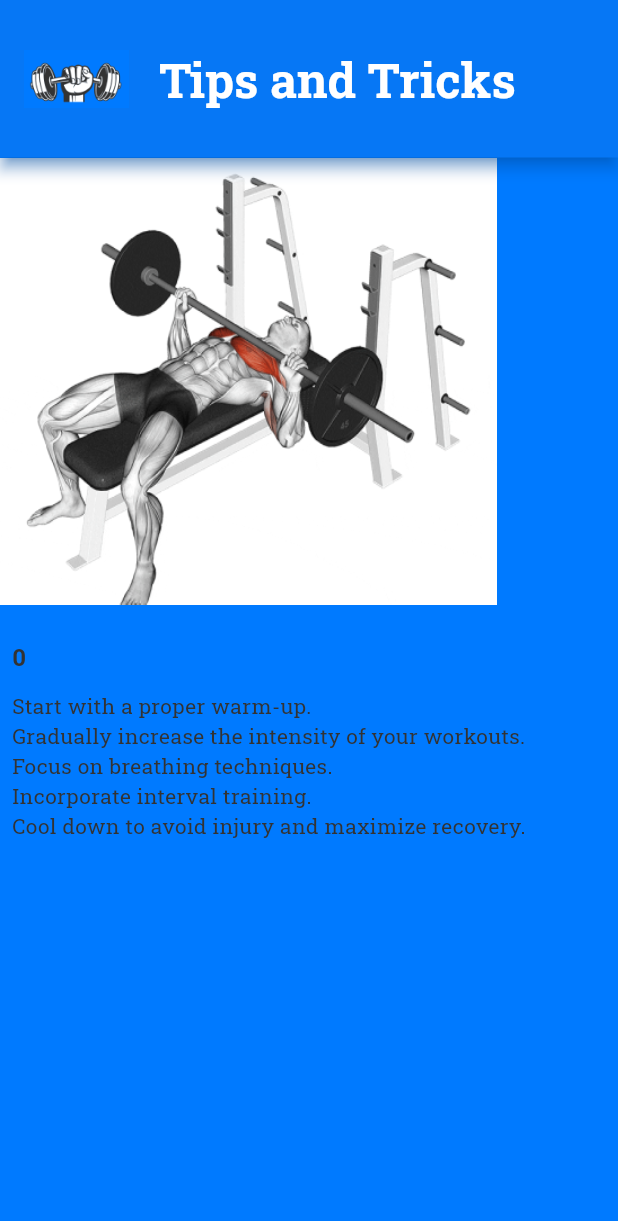
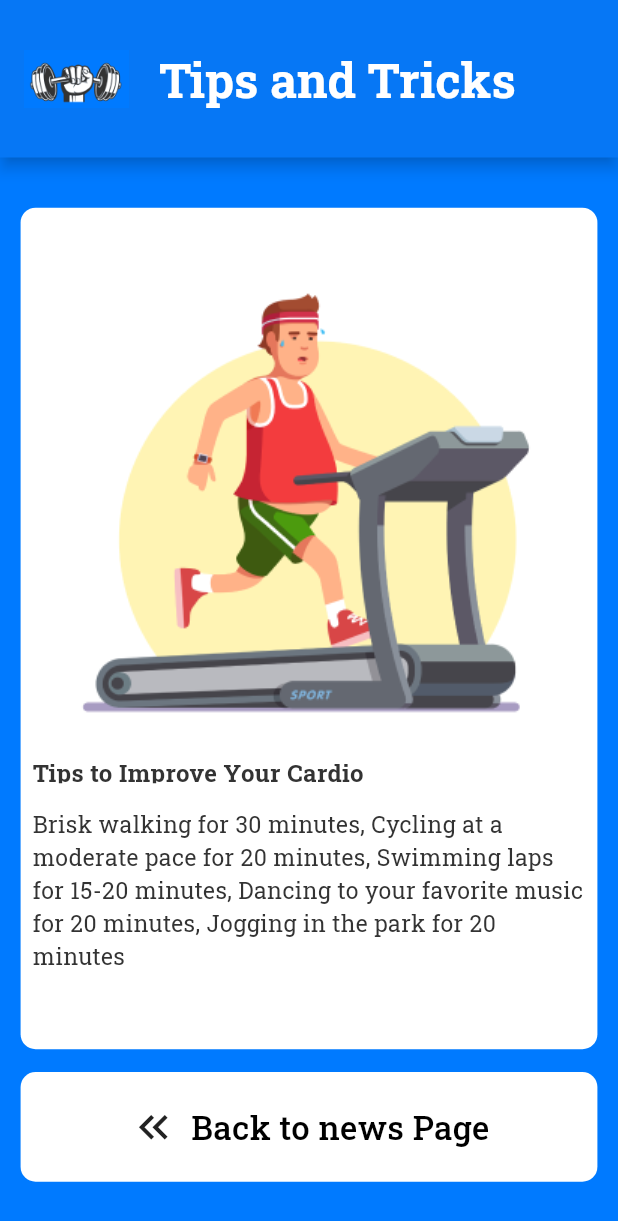
Before and after one commit to ahmedjr5050/Gym, a Flutter app: the NewsScreenView screen opened directly with empty values, after a tap on an icon or button, on a phone screen of 412 x 824 dp. Shown: the top 1221 px of the screen. Run offline on Flutter 3.47's test engine with Material 3 defaults, Android fonts, the phone set to English and light mode, and no system bars; our stand-ins replace bloc, cloud_firestore, dartz, dio, equatable, firebase_auth and 8 more; accounts and stored records are empty; project files that could hold a hidden picture were left out.

Commit message:
cardio done

```diff
--- a/lib/features/profile/presention/view/widgets/cardio_body.dart
+++ b/lib/features/profile/presention/view/widgets/cardio_body.dart
@@ -1,128 +1,129 @@
-import 'dart:developer';
-
 import 'package:fitflow/core/utils/app_images.dart';
 import 'package:fitflow/core/utils/app_text_style.dart';
-import 'package:fitflow/features/profile/domain/models/entities.dart';
+import 'package:fitflow/features/profile/presention/view/widgets/couston_conatiner_data_excerices.dart';
 import 'package:fitflow/features/profile/presention/view/widgets/customappbar.dart';
+import 'package:fitflow/features/profile/presention/view/widgets/data_loader.dart';
 import 'package:flutter/material.dart';
 import 'package:flutter_screenutil/flutter_screenutil.dart';
-import 'dart:convert';
-import 'package:flutter/services.dart' as rootBundle;
 
 class CardioExercises extends StatelessWidget {
-  const CardioExercises({super.key, required this.fitnessData});
-  final FitnessData fitnessData;
+  const CardioExercises({
+    Key? key,
+    required this.title,
+    required this.predictedDiet,
+    required this.excerciesname,
+    required this.imageassets,
+  }) : super(key: key);
+
+  final String title;
+  final String predictedDiet;
+  final String excerciesname;
+  final String imageassets;
 
   @override
   Widget build(BuildContext context) {
     return Scaffold(
       appBar: CustomAppBar(
         imagePath: Assets.imagesFitFlowlogo,
-        titleText: 'Tips and Tricks',
+        titleText: title,
       ),
       body: FutureBuilder<Map<String, dynamic>>(
         future: DataLoader().loadData(),
         builder: (context, snapshot) {
           if (snapshot.connectionState == ConnectionState.waiting) {
-            return Center(child: CircularProgressIndicator());
+            return const Center(child: CircularProgressIndicator());
           } else if (snapshot.hasError) {
             return Center(child: Text('Error: ${snapshot.error}'));
           } else if (snapshot.hasData) {
             Map<String, dynamic> data = snapshot.data!;
-            log(fitnessData.predictedDiet.toString());
-
-            // Access vegetables from the predicted diet
-            var diet = data['diets'][fitnessData.predictedDiet.toString()]
-                ['vegetables'];
+            var diet = data[excerciesname]?[predictedDiet];
 
             if (diet != null) {
-              log(diet.toString());
-
-              // Join the list items into a single string with commas
-              String vegetables = diet.join(', ');
+              // معالجة أنواع البيانات المختلفة
+              String vegetables;
+              if (diet is String) {
+                vegetables = diet; // إذا كانت نص
+              } else if (diet is List) {
+                vegetables = diet.join(', '); // إذا كانت قائمة
+              } else if (diet is Map) {
+                vegetables = diet.entries
+                    .map((entry) => '${entry.key}: ${entry.value}')
+                    .join(', '); // إذا كانت خريطة
+              } else {
+                vegetables = 'Invalid data format'; // إذا كان نوع غير متوقع
+              }
 
               return Column(
                 children: [
-                  containerData(fitnessData: fitnessData)
-                  // Other UI elements here...
+                  SizedBox(height: 33.h),
+                  Align(
+                    alignment: Alignment.center,
+                    child: Container(
+                      width: 350.w,
+                      height: 561,
+                      decoration: BoxDecoration(
+                        color: Colors.white,
+                        borderRadius: BorderRadius.circular(10),
+                      ),
+                      child: Center(
+                        child: ContainerData(
+                          diet: vegetables,
+                          imageassets: imageassets,
+                        ),
+                      ),
+                    ),
+                  ),
+                  SizedBox(height: 15.h),
+                  const BackButtonWidget(),
                 ],
               );
             } else {
-              return Center(child: Text('No vegetables listed.'));
+              return const Center(child: Text('No data available.'));
             }
           }
-          return Center(child: CircularProgressIndicator());
+          return const Center(child: CircularProgressIndicator());
         },
       ),
     );
   }
 }
 
-class containerData extends StatelessWidget {
-  const containerData({
+class BackButtonWidget extends StatelessWidget {
+  const BackButtonWidget({
     super.key,
-    required this.fitnessData,
   });
-  final FitnessData fitnessData;
 
   @override
   Widget build(BuildContext context) {
-    return Column(
-      mainAxisSize: MainAxisSize.min,
-      mainAxisAlignment: MainAxisAlignment.start,
-      crossAxisAlignment: CrossAxisAlignment.start,
-      children: [
-        Container(
-          width: 331,
-          height: 298,
-          decoration: BoxDecoration(
-            image: DecorationImage(
-              image: AssetImage(Assets.imagesChest),
-              fit: BoxFit.fill,
+    return GestureDetector(
+      onTap: () {
+        Navigator.pop(context);
+      },
+      child: Container(
+        height: 72.h,
+        width: 350.w,
+        decoration: BoxDecoration(
+          color: Colors.white,
+          borderRadius: BorderRadius.circular(10),
+        ),
+        child: Row(
+          mainAxisAlignment: MainAxisAlignment.center,
+          children: [
+            const Icon(
+              Icons.keyboard_double_arrow_left,
+              size: 33,
             ),
-          ),
-        ),
-        SizedBox(height: 15.h),
-        Padding(
-          padding: EdgeInsets.all(8.0),
-          child: SizedBox(
-            width: 324,
-            height: 19,
-            child: Text(
-              fitnessData.predictedDiet.toString(),
-              style: TextStyle(
-                color: Color(0xFF333333),
-                fontSize: 16,
-                fontFamily: 'Roboto',
-                fontWeight: FontWeight.w700,
+            SizedBox(width: 8.w),
+            Text(
+              'Back to news Page',
+              style: TextStyles.medium18.copyWith(
+                color: Colors.black,
+                fontSize: 20.sp,
               ),
             ),
-          ),
+          ],
         ),
-        Padding(
-          padding: const EdgeInsets.all(8.0),
-          child: Text(
-            'Start with a proper warm-up.\nGradually increase the intensity of your workouts.\nFocus on breathing techniques.\nIncorporate interval training.\nCool down to avoid injury and maximize recovery.\n',
-            style: TextStyle(
-              color: Color(0xFF333333),
-              fontSize: 14,
-              fontFamily: 'Roboto',
-              fontWeight: FontWeight.w400,
-            ),
-          ),
-        ),
-      ],
+      ),
     );
   }
 }
-
-class DataLoader {
-  // Function to load data from the bundled JSON file
-  Future<Map<String, dynamic>> loadData() async {
-    // Load the JSON file from assets using rootBundle
-    final jsonString =
-        await rootBundle.rootBundle.loadString('assets/models/diet.json');
-    //  log(jsonString);
-    return jsonDecode(jsonString); // Decode the JSON data
-  }
-}
--- /dev/null
+++ b/lib/features/profile/presention/view/widgets/couston_conatiner_data_excerices.dart
@@ -0,0 +1,64 @@
+import 'package:flutter/material.dart';
+import 'package:flutter_screenutil/flutter_screenutil.dart';
+
+class ContainerData extends StatelessWidget {
+  const ContainerData({
+    super.key,
+    required this.diet,
+    required this.imageassets,
+  });
+  final String diet;
+  final String imageassets;
+  @override
+  Widget build(BuildContext context) {
+    return Column(
+      mainAxisSize: MainAxisSize.min,
+      mainAxisAlignment: MainAxisAlignment.start,
+      crossAxisAlignment: CrossAxisAlignment.start,
+      children: [
+        Center(
+          child: Container(
+            clipBehavior: Clip.antiAlias,
+            width: 331,
+            height: 298,
+            decoration: BoxDecoration(
+              image: DecorationImage(
+                image: AssetImage(imageassets),
+                fit: BoxFit.fill,
+              ),
+            ),
+          ),
+        ),
+        SizedBox(height: 15.h),
+        Padding(
+          padding: EdgeInsets.all(8.0),
+          child: SizedBox(
+            width: 324,
+            height: 19,
+            child: Text(
+              'Tips to Improve Your Cardio  Performance',
+              style: TextStyle(
+                color: Color(0xFF333333),
+                fontSize: 16,
+                fontFamily: 'Roboto',
+                fontWeight: FontWeight.w700,
+              ),
+            ),
+          ),
+        ),
+        Padding(
+          padding: const EdgeInsets.all(8.0),
+          child: Text(
+            diet,
+            style: TextStyle(
+              color: Color(0xFF333333),
+              fontSize: 14.sp,
+              fontFamily: 'Roboto',
+              fontWeight: FontWeight.w400,
+            ),
+          ),
+        ),
+      ],
+    );
+  }
+}
--- a/lib/features/profile/presention/view/widgets/custom_cardio_news_widgets.dart
+++ b/lib/features/profile/presention/view/widgets/custom_cardio_news_widgets.dart
@@ -1,16 +1,17 @@
 import 'package:flutter/material.dart';
 
-class CardioNewsWidget extends StatelessWidget {
+class CustomCategoryWidgets extends StatelessWidget {
   final String title;
   final String subtitle;
   final String imagePath;
-  final void  Function()? onTap;
+  final void Function()? onTap;
 
-  const CardioNewsWidget({
+  const CustomCategoryWidgets({
     super.key,
     required this.title,
     required this.subtitle,
-    required this.imagePath, this.onTap,
+    required this.imagePath,
+    this.onTap,
   });
 
   @override
--- /dev/null
+++ b/lib/features/profile/presention/view/widgets/data_loader.dart
@@ -0,0 +1,13 @@
+import 'dart:convert';
+import 'package:flutter/services.dart' as rootBundle;
+
+class DataLoader {
+  // Function to load data from the bundled JSON file
+  Future<Map<String, dynamic>> loadData() async {
+    // Load the JSON file from assets using rootBundle
+    final jsonString =
+        await rootBundle.rootBundle.loadString('assets/models/diet.json');
+    //  log(jsonString);
+    return jsonDecode(jsonString); // Decode the JSON data
+  }
+}
--- a/lib/features/profile/presention/view/widgets/news_screen_body.dart
+++ b/lib/features/profile/presention/view/widgets/news_screen_body.dart
@@ -24,14 +24,19 @@ class NewsScreenViewBody extends StatelessWidget {
                 },
                 child: YourPlane()),
             SizedBox(height: 15.h),
-            CardioNewsWidget(
+            CustomCategoryWidgets(
               onTap: () {
                 Navigator.push(
                   context,
                   MaterialPageRoute(
                     builder: (context) => CardioExercises(
-                              fitnessData: fitnessData,
-                            )));
+                      predictedDiet: fitnessData.predictedDiet.toString(),
+                      title: 'Tips and Tricks',
+                      excerciesname: 'cardio',
+                      imageassets: Assets.imagesRun,
+                    ),
+                  ),
+                );
               },
               title: '5 Tips to Improve Your Cardio  Performance',
               subtitle:
@@ -39,18 +44,48 @@ class NewsScreenViewBody extends StatelessWidget {
               imagePath: Assets.imagesRun,
             ),
             SizedBox(height: 15.h),
-            CardioNewsWidget(
+            GestureDetector(
+              onTap: () {
+                Navigator.push(
+                  context,
+                  MaterialPageRoute(
+                    builder: (context) => CardioExercises(
+                      imageassets: Assets.imagesPower,
+                      predictedDiet: '1',
+                      title: 'Tips and Tricks',
+                      excerciesname: 'exercises',
+                    ),
+                  ),
+                );
+              },
+              child: CustomCategoryWidgets(
                 title: 'How to Stay Motivated on Your Fitness Journey',
                 subtitle:
                     'Discover how to increase endurance and enhance your cardio workouts with these simple tips',
                 imagePath: Assets.imagesPower,
               ),
+            ),
             SizedBox(height: 15.h),
-            CardioNewsWidget(
+            GestureDetector(
+              onTap: () {
+                Navigator.push(
+                  context,
+                  MaterialPageRoute(
+                    builder: (context) => CardioExercises(
+                      imageassets: Assets.imagesFood,
+                      predictedDiet: fitnessData.predictedDiet.toString(),
+                      title: 'Tips and Tricks',
+                      excerciesname: 'diets',
+                    ),
+                  ),
+                );
+              },
+              child: CustomCategoryWidgets(
                 title: 'The Best Post-Workout Meals for Muscle',
                 subtitle:
                     'The Best Post-Workout Meals for Muscle Recovery Check out these nutritious meal ideas!',
                 imagePath: Assets.imagesFood,
+              ),
             ),
           ],
         ),
```
Lines whose indentation alone changed are shown as unchanged.
